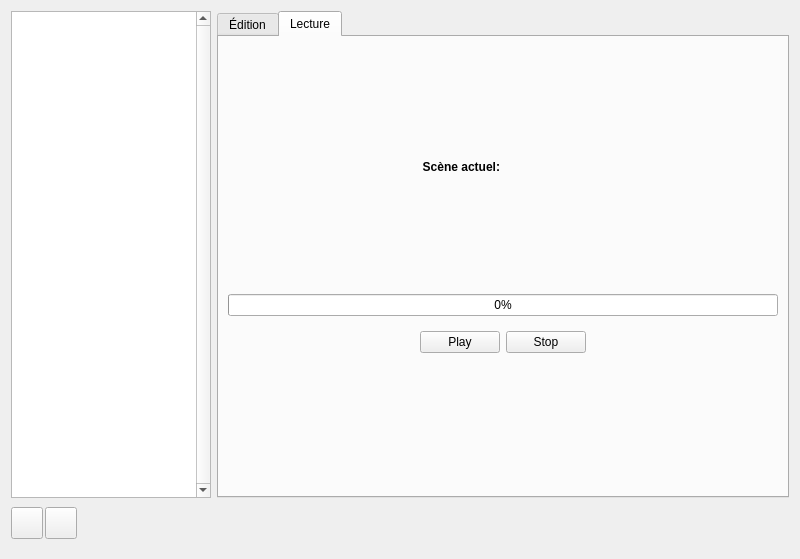
This is widgetgestionsequences.ui in Dthibault/theatre2013 as Qt 5 draws it before an edit. The edited form follows.
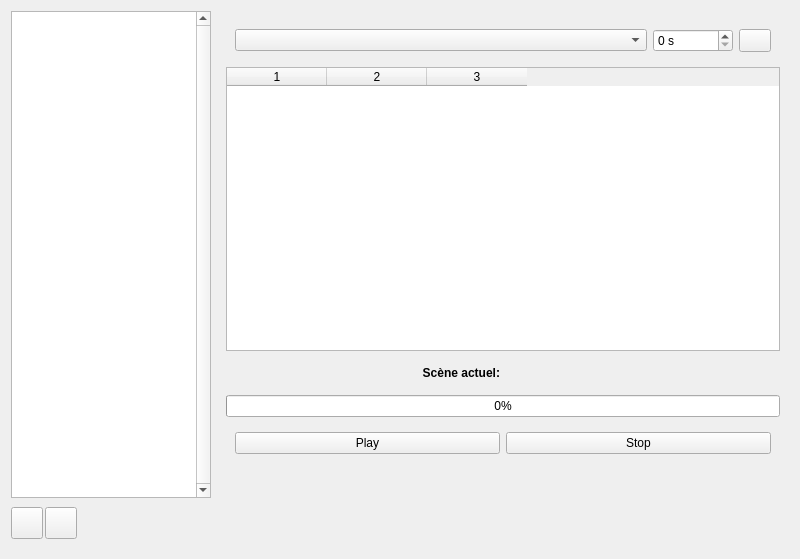
This is the edited form. The open tabs and pages were chosen to show the change. Icons and pictures are not drawn.

Commit message: Première modification de l'interface

Diff of the .ui file:
```diff
--- a/widgetgestionsequences.ui
+++ b/widgetgestionsequences.ui
@@ -13,8 +13,8 @@
   <property name="windowTitle">
    <string>Form</string>
   </property>
-  <layout class="QHBoxLayout" name="horizontalLayout_3">
-   <item>
+  <layout class="QGridLayout" name="gridLayout">
+   <item row="0" column="0">
     <widget class="QWidget" name="conteneurGauche" native="true">
      <property name="maximumSize">
       <size>
@@ -157,28 +157,12 @@
      </layout>
     </widget>
    </item>
-   <item>
+   <item row="0" column="1">
     <widget class="QWidget" name="conteneurDroite" native="true">
      <layout class="QVBoxLayout" name="verticalLayout_2">
-      <property name="spacing">
-       <number>0</number>
-      </property>
-      <property name="margin">
-       <number>0</number>
-      </property>
-      <item>
-       <widget class="QTabWidget" name="tabWidget">
-        <property name="currentIndex">
-         <number>0</number>
-        </property>
-        <widget class="QWidget" name="tabEdition">
-         <attribute name="title">
-          <string>Édition</string>
-         </attribute>
-         <layout class="QVBoxLayout" name="verticalLayout_4">
           <item>
            <widget class="QWidget" name="conteneurScenes" native="true">
-            <layout class="QHBoxLayout" name="horizontalLayout_6">
+        <layout class="QHBoxLayout" name="horizontalLayout_7">
              <item>
               <widget class="QComboBox" name="comboBox"/>
              </item>
@@ -267,29 +251,9 @@
             <column/>
            </widget>
           </item>
-         </layout>
-        </widget>
-        <widget class="QWidget" name="tabLecture">
-         <attribute name="title">
-          <string>Lecture</string>
-         </attribute>
-         <layout class="QVBoxLayout" name="verticalLayout_3">
-          <item>
-           <spacer name="verticalSpacer_3">
-            <property name="orientation">
-             <enum>Qt::Vertical</enum>
-            </property>
-            <property name="sizeHint" stdset="0">
-             <size>
-              <width>20</width>
-              <height>40</height>
-             </size>
-            </property>
-           </spacer>
-          </item>
           <item>
            <widget class="QWidget" name="conteneurSceneActuel" native="true">
-            <layout class="QHBoxLayout" name="horizontalLayout_4">
+        <layout class="QHBoxLayout" name="horizontalLayout_9">
              <item>
               <widget class="QLabel" name="labelTitreSceneActuel">
                <property name="text">
@@ -310,19 +274,6 @@
             </layout>
            </widget>
           </item>
-          <item>
-           <spacer name="verticalSpacer">
-            <property name="orientation">
-             <enum>Qt::Vertical</enum>
-            </property>
-            <property name="sizeHint" stdset="0">
-             <size>
-              <width>20</width>
-              <height>40</height>
-             </size>
-            </property>
-           </spacer>
-          </item>
           <item>
            <widget class="QProgressBar" name="progressBar">
             <property name="value">
@@ -332,20 +283,7 @@
           </item>
           <item>
            <widget class="QWidget" name="conteneurBoutons" native="true">
-            <layout class="QHBoxLayout" name="horizontalLayout_5">
-             <item>
-              <spacer name="horizontalSpacer_2">
-               <property name="orientation">
-                <enum>Qt::Horizontal</enum>
-               </property>
-               <property name="sizeHint" stdset="0">
-                <size>
-                 <width>40</width>
-                 <height>20</height>
-                </size>
-               </property>
-              </spacer>
-             </item>
+        <layout class="QHBoxLayout" name="horizontalLayout_8">
              <item>
               <widget class="QPushButton" name="boutonPlayPause">
                <property name="text">
@@ -360,47 +298,7 @@
                </property>
               </widget>
              </item>
-             <item>
-              <spacer name="horizontalSpacer_4">
-               <property name="orientation">
-                <enum>Qt::Horizontal</enum>
-               </property>
-               <property name="sizeHint" stdset="0">
-                <size>
-                 <width>40</width>
-                 <height>20</height>
-                </size>
-               </property>
-              </spacer>
-             </item>
-            </layout>
-           </widget>
-          </item>
-          <item>
-           <widget class="QLabel" name="labelEtatSequence">
-            <property name="text">
-             <string/>
-            </property>
-            <property name="alignment">
-             <set>Qt::AlignCenter</set>
-            </property>
-           </widget>
-          </item>
-          <item>
-           <spacer name="verticalSpacer_2">
-            <property name="orientation">
-             <enum>Qt::Vertical</enum>
-            </property>
-            <property name="sizeHint" stdset="0">
-             <size>
-              <width>20</width>
-              <height>40</height>
-             </size>
-            </property>
-           </spacer>
-          </item>
-         </layout>
-        </widget>
+        </layout>
        </widget>
       </item>
       <item>
@@ -424,23 +322,27 @@
          <property name="margin">
           <number>0</number>
          </property>
+        </layout>
+       </widget>
+      </item>
          <item>
-          <spacer name="horizontalSpacer_3">
-           <property name="orientation">
-            <enum>Qt::Horizontal</enum>
-           </property>
-           <property name="sizeHint" stdset="0">
-            <size>
-             <width>40</width>
-             <height>20</height>
-            </size>
-           </property>
-          </spacer>
-         </item>
-        </layout>
+       <widget class="QLabel" name="labelEtatSequence">
+        <property name="text">
+         <string/>
+        </property>
+        <property name="alignment">
+         <set>Qt::AlignCenter</set>
+        </property>
        </widget>
       </item>
      </layout>
+     <zorder>conteneurBoutonEnregistrer</zorder>
+     <zorder>tableWidget</zorder>
+     <zorder>conteneurScenes</zorder>
+     <zorder>labelEtatSequence</zorder>
+     <zorder>progressBar</zorder>
+     <zorder>conteneurBoutons</zorder>
+     <zorder>conteneurSceneActuel</zorder>
     </widget>
    </item>
   </layout>
```
Lines whose indentation alone changed are shown as unchanged. The commit also changes 3 other files.
